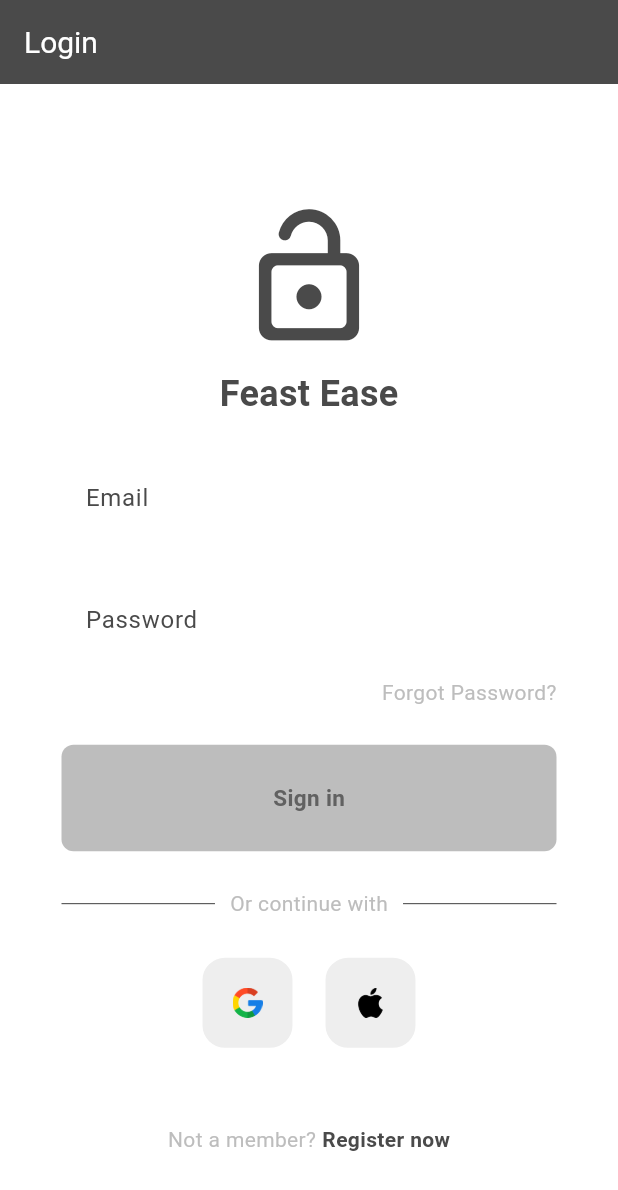
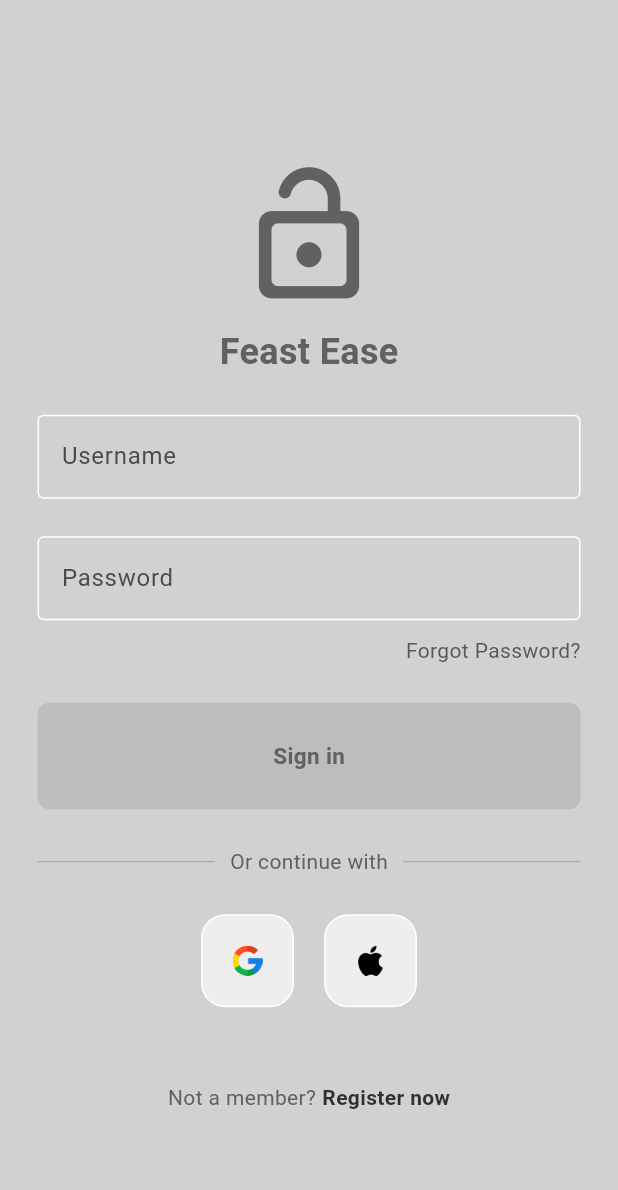
Before and after one commit to fang69x/feastease, a Flutter app: the screen it shows after launch, on a phone screen of 412 x 824 dp. Shown: the top 1190 px of the screen. Run offline on Flutter 3.47's test engine with Material 3 defaults, Android fonts, the phone set to English and light mode, and no system bars; our stand-ins replace cloud_firestore, firebase_auth, firebase_core, flutter_credit_card, google_sign_in; accounts and stored records are empty.

Commit message:
ui changed

```diff
--- a/lib/pages/LoginPage.dart
+++ b/lib/pages/LoginPage.dart
@@ -62,20 +62,9 @@
     showDialog(
       context: context,
       builder: (context) {
-        return AlertDialog(
-          title: Text('Incorrect Email',
-              style: TextStyle(color: Theme.of(context).colorScheme.primary)),
-          content: Text('No user found with that email address.',
-              style:
-                  TextStyle(color: Theme.of(context).colorScheme.onBackground)),
-          actions: [
-            TextButton(
-              onPressed: () => Navigator.of(context).pop(),
-              child: Text('OK',
-                  style:
-                      TextStyle(color: Theme.of(context).colorScheme.primary)),
-            ),
-          ],
+        return const AlertDialog(
+          title: Text('Incorrect Email'),
+          content: Text('No user found with that email address.'),
         );
       },
     );
@@ -85,20 +74,9 @@
     showDialog(
       context: context,
       builder: (context) {
-        return AlertDialog(
-          title: Text('Incorrect Password',
-              style: TextStyle(color: Theme.of(context).colorScheme.primary)),
-          content: Text('The password you entered is incorrect.',
-              style:
-                  TextStyle(color: Theme.of(context).colorScheme.onBackground)),
-          actions: [
-            TextButton(
-              onPressed: () => Navigator.of(context).pop(),
-              child: Text('OK',
-                  style:
-                      TextStyle(color: Theme.of(context).colorScheme.primary)),
-            ),
-          ],
+        return const AlertDialog(
+          title: Text('Incorrect Password'),
+          content: Text('The password you entered is incorrect.'),
         );
       },
     );
@@ -109,19 +87,8 @@
       context: context,
       builder: (context) {
         return AlertDialog(
-          title: Text('Error',
-              style: TextStyle(color: Theme.of(context).colorScheme.primary)),
-          content: Text(message ?? 'An unknown error occurred.',
-              style:
-                  TextStyle(color: Theme.of(context).colorScheme.onBackground)),
-          actions: [
-            TextButton(
-              onPressed: () => Navigator.of(context).pop(),
-              child: Text('OK',
-                  style:
-                      TextStyle(color: Theme.of(context).colorScheme.primary)),
-            ),
-          ],
+          title: const Text('Error'),
+          content: Text(message ?? 'An unknown error occurred.'),
         );
       },
     );
@@ -129,12 +96,8 @@
 
   void showNotification() {
     ScaffoldMessenger.of(context).showSnackBar(
-      SnackBar(
-        backgroundColor: Theme.of(context).colorScheme.primary,
-        content: Text(
-          'Registration Successful! Please log in',
-          style: TextStyle(color: Theme.of(context).colorScheme.onPrimary),
-        ),
+      const SnackBar(
+        content: Text('Registration Successful! Please log in'),
       ),
     );
   }
@@ -191,29 +154,22 @@
 
   SnackBar customSnackBar({required String content}) {
     return SnackBar(
-      backgroundColor: Theme.of(context).colorScheme.primary,
+      backgroundColor: Colors.black,
       content: Text(
         content,
-        style: TextStyle(
-            color: Theme.of(context).colorScheme.onPrimary, letterSpacing: 0.5),
+        style: TextStyle(color: Colors.redAccent, letterSpacing: 0.5),
       ),
     );
   }
 
   @override
   Widget build(BuildContext context) {
-    final theme = Theme.of(context);
     return Scaffold(
-      backgroundColor: theme.colorScheme.background,
-      appBar: AppBar(
-        title:
-            Text('Login', style: TextStyle(color: theme.colorScheme.onPrimary)),
-        backgroundColor: theme.colorScheme.primary,
-      ),
+      backgroundColor:
+          const Color.fromARGB(255, 210, 209, 209), // Old background color
       body: SafeArea(
         child: Center(
           child: SingleChildScrollView(
-            padding: const EdgeInsets.all(16.0),
             child: Column(
               mainAxisAlignment: MainAxisAlignment.center,
               children: <Widget>[
@@ -224,7 +180,7 @@
                     Icon(
                       Icons.lock_open_rounded,
                       size: 100,
-                      color: theme.colorScheme.primary,
+                      color: Theme.of(context).colorScheme.inversePrimary,
                     ),
                     const SizedBox(height: 10),
                     Text(
@@ -232,7 +188,7 @@
                       style: TextStyle(
                         fontSize: 24,
                         fontWeight: FontWeight.bold,
-                        color: theme.colorScheme.primary,
+                        color: Theme.of(context).colorScheme.inversePrimary,
                       ),
                     ),
                   ],
@@ -240,7 +196,7 @@
                 const SizedBox(height: 25),
                 MyTextField(
                   controller: emailController,
-                  hintText: "Email",
+                  hintText: "Username",
                   obscureText: false,
                 ),
                 const SizedBox(height: 25),
@@ -250,15 +206,16 @@
                   obscureText: true,
                 ),
                 const SizedBox(height: 10),
-                Padding(
-                  padding: const EdgeInsets.symmetric(horizontal: 25.0),
+                const Padding(
+                  padding: EdgeInsets.symmetric(horizontal: 25.0),
                   child: Row(
                     mainAxisAlignment: MainAxisAlignment.end,
                     children: [
                       Text(
                         "Forgot Password?",
-                        style: TextStyle(color: theme.colorScheme.secondary),
-                      ),
+                        style:
+                            TextStyle(color: Color.fromARGB(255, 88, 88, 88)),
+                      )
                     ],
                   ),
                 ),
@@ -272,23 +229,23 @@
                   padding: const EdgeInsets.symmetric(horizontal: 25.0),
                   child: Row(
                     children: [
-                      Expanded(
+                      const Expanded(
                         child: Divider(
                           thickness: 0.5,
-                          color: theme.colorScheme.onBackground,
+                          color: Color.fromARGB(255, 146, 143, 143),
                         ),
                       ),
                       Padding(
                         padding: const EdgeInsets.symmetric(horizontal: 10.0),
                         child: Text(
                           "Or continue with",
-                          style: TextStyle(color: theme.colorScheme.secondary),
+                          style: TextStyle(color: Colors.grey[700]),
                         ),
                       ),
-                      Expanded(
+                      const Expanded(
                         child: Divider(
                           thickness: 0.5,
-                          color: theme.colorScheme.onBackground,
+                          color: Color.fromARGB(255, 146, 143, 143),
                         ),
                       ),
                     ],
@@ -317,7 +274,7 @@
                   children: [
                     Text(
                       "Not a member?",
-                      style: TextStyle(color: theme.colorScheme.secondary),
+                      style: TextStyle(color: Colors.grey[700]),
                     ),
                     const SizedBox(width: 4),
                     GestureDetector(
@@ -334,10 +291,10 @@
                           showNotification();
                         }
                       },
-                      child: Text(
+                      child: const Text(
                         "Register now",
                         style: TextStyle(
-                          color: theme.colorScheme.primary,
+                          color: Color.fromARGB(255, 48, 48, 48),
                           fontWeight: FontWeight.bold,
                         ),
                       ),
```
